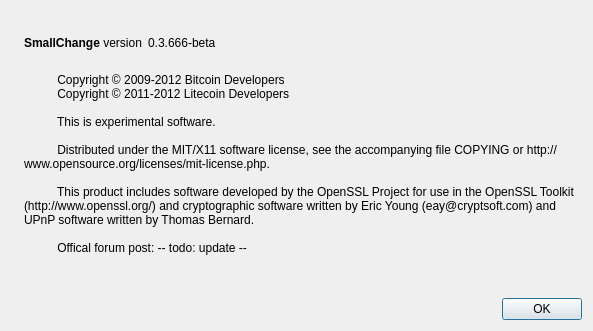
The window that src/qt/forms/aboutdialog.ui (vimego/avacoin) describes before a commit, drawn with Qt 5.
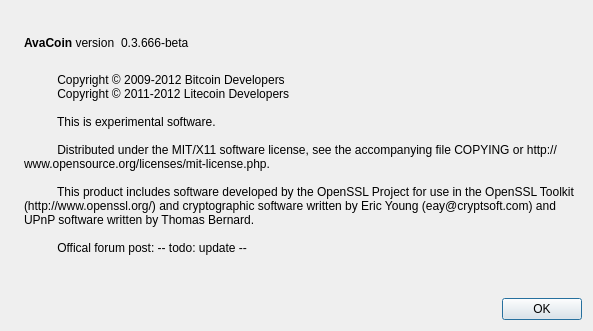
The same window after the commit. Icons and pictures are not drawn.

What changed in the file:
```diff
--- a/src/qt/forms/aboutdialog.ui
+++ b/src/qt/forms/aboutdialog.ui
@@ -50,7 +50,7 @@
           <cursorShape>IBeamCursor</cursorShape>
          </property>
          <property name="text">
-          <string>&lt;b&gt;SmallChange&lt;/b&gt; version</string>
+          <string>&lt;b&gt;AvaCoin&lt;/b&gt; version</string>
          </property>
          <property name="textInteractionFlags">
           <set>Qt::LinksAccessibleByMouse|Qt::TextSelectableByKeyboard|Qt::TextSelectableByMouse</set>
```
Left out of the diff: 2 changed lines with no effect on the pictures.
